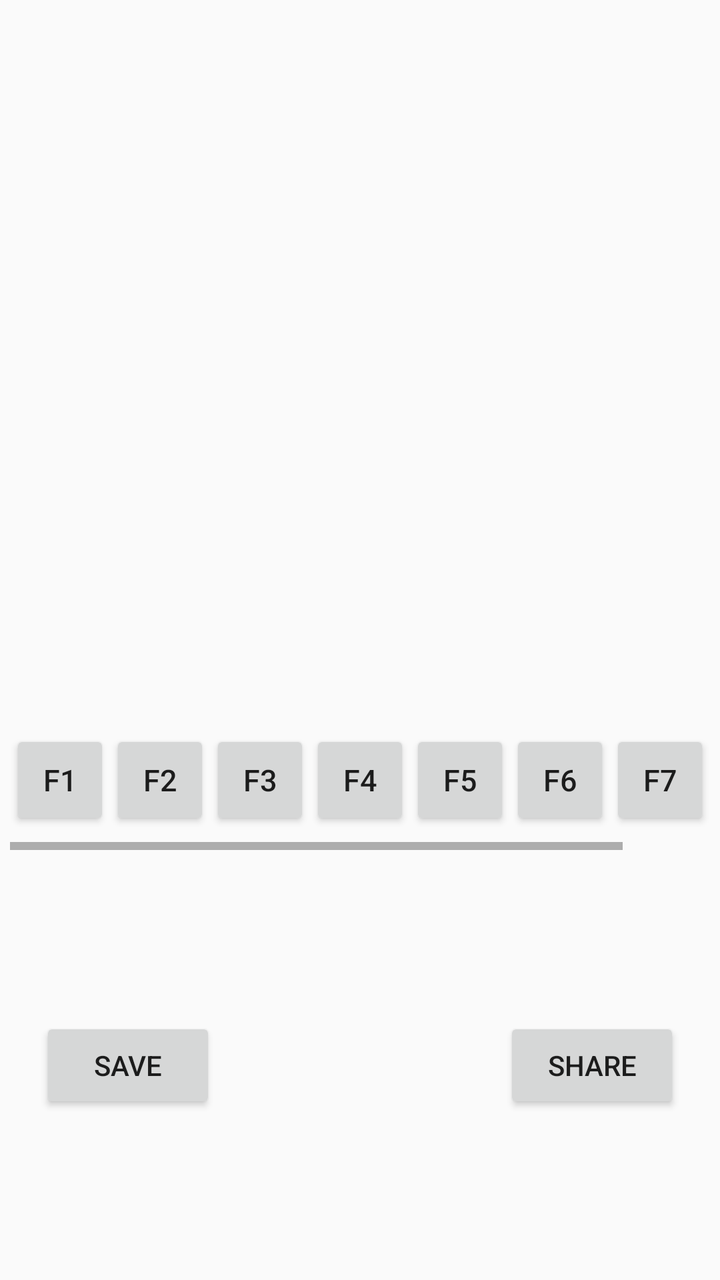
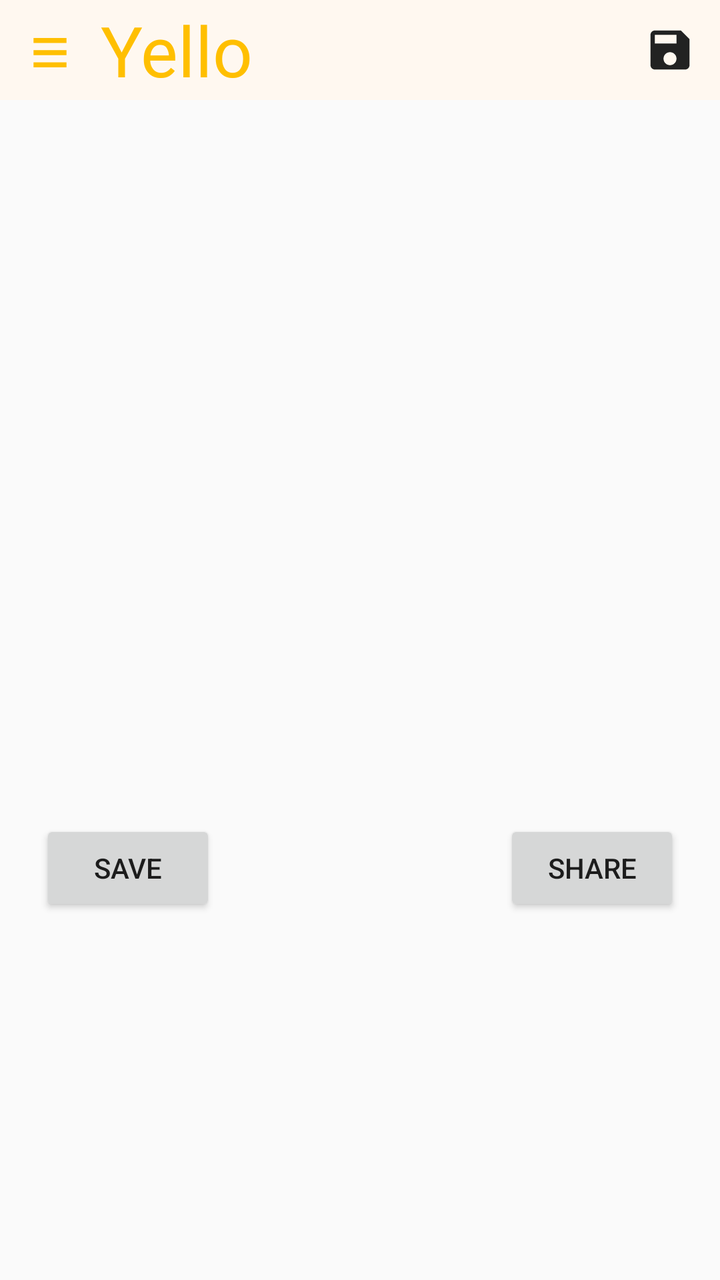

Before-and-after screenshots of an Android layout around one commit, followed by the original layout XML and the change that was made.
<!-- AndroidManifest.xml: activity theme AppTheme.NoActionBar -->
<!-- res/layout/activity_save.xml -->
<?xml version="1.0" encoding="utf-8"?>
<androidx.constraintlayout.widget.ConstraintLayout xmlns:android="http://schemas.android.com/apk/res/android"
    xmlns:app="http://schemas.android.com/apk/res-auto"
    xmlns:tools="http://schemas.android.com/tools"
    android:layout_width="match_parent"
    android:layout_height="match_parent"
    tools:context=".SaveActivity">

    <Button
        android:layout_width="wrap_content"
        android:layout_height="wrap_content"
        android:layout_marginLeft="20dp"
        android:onClick="onSaveClick"
        android:text="save"
        app:layout_constraintBottom_toBottomOf="parent"
        app:layout_constraintLeft_toLeftOf="parent"
        app:layout_constraintTop_toBottomOf="@id/filter_list" />

    <Button
        android:layout_width="wrap_content"
        android:layout_height="wrap_content"
        android:layout_marginEnd="20dp"
        android:onClick="onShareClick"
        android:text="share"
        app:layout_constraintBottom_toBottomOf="parent"
        app:layout_constraintRight_toRightOf="parent"
        app:layout_constraintTop_toBottomOf="@id/filter_list" />

    <HorizontalScrollView
        android:id="@+id/filter_list"
        android:layout_width="match_parent"
        android:layout_height="60dp"
        android:layout_margin="5dp"
        android:fillViewport="true"
        app:layout_constraintTop_toBottomOf="@id/image_view">

        <LinearLayout
            android:layout_width="wrap_content"
            android:layout_height="wrap_content"
            android:orientation="horizontal">

            <Button
                android:layout_width="50dp"
                android:layout_height="50dp"
                android:text="F1"
                android:textSize="15dp" />

            <Button
                android:layout_width="50dp"
                android:layout_height="50dp"
                android:text="F2"
                android:textSize="15dp" />

            <Button
                android:layout_width="50dp"
                android:layout_height="50dp"
                android:text="F3"
                android:textSize="15dp" />

            <Button
                android:layout_width="50dp"
                android:layout_height="50dp"
                android:text="F4"
                android:textSize="15dp" />

            <Button
                android:layout_width="50dp"
                android:layout_height="50dp"
                android:text="F5"
                android:textSize="15dp" />

            <Button
                android:layout_width="50dp"
                android:layout_height="50dp"
                android:text="F6"
                android:textSize="15dp" />

            <Button
                android:layout_width="50dp"
                android:layout_height="50dp"
                android:text="F7"
                android:textSize="15dp" />

            <Button
                android:layout_width="50dp"
                android:layout_height="50dp"
                android:text="F8"
                android:textSize="15dp" />
        </LinearLayout>
    </HorizontalScrollView>

    <ImageView
        android:id="@+id/image_view"
        android:layout_width="match_parent"
        android:layout_height="0dp"
        app:layout_constraintDimensionRatio="1:1"
        app:layout_constraintTop_toTopOf="parent" />
</androidx.constraintlayout.widget.ConstraintLayout>
<!-- resources referenced by this layout -->
<resources>
  <style name="AppTheme.NoActionBar">
          <item name="windowActionBar">false</item>
          <item name="windowNoTitle">true</item>
      </style>
</resources>

<!-- the commit's change to res/layout/activity_save.xml (unified diff, before → after) -->
@@ -4,7 +4,7 @@
     xmlns:tools="http://schemas.android.com/tools"
     android:layout_width="match_parent"
     android:layout_height="match_parent"
-    tools:context=".SaveActivity">
+    tools:context="com.dartt.yello.SaveActivity">
 
     <Button
         android:layout_width="wrap_content"
@@ -12,9 +12,9 @@
         android:layout_marginLeft="20dp"
         android:onClick="onSaveClick"
         android:text="save"
-        app:layout_constraintBottom_toBottomOf="parent"
+
         app:layout_constraintLeft_toLeftOf="parent"
-        app:layout_constraintTop_toBottomOf="@id/filter_list" />
+        app:layout_constraintTop_toBottomOf="@id/image_view" />
 
     <Button
         android:layout_width="wrap_content"
@@ -22,77 +22,115 @@
         android:layout_marginEnd="20dp"
         android:onClick="onShareClick"
         android:text="share"
-        app:layout_constraintBottom_toBottomOf="parent"
+
         app:layout_constraintRight_toRightOf="parent"
-        app:layout_constraintTop_toBottomOf="@id/filter_list" />
+        app:layout_constraintTop_toBottomOf="@id/image_view" />
 
-    <HorizontalScrollView
-        android:id="@+id/filter_list"
+    <FrameLayout
+        android:id="@+id/actionBar"
         android:layout_width="match_parent"
-        android:layout_height="60dp"
-        android:layout_margin="5dp"
-        android:fillViewport="true"
-        app:layout_constraintTop_toBottomOf="@id/image_view">
+        android:layout_height="50dp"
+        android:background="@color/sandal"
+        app:layout_constraintTop_toTopOf="parent">
 
-        <LinearLayout
+        <Button
+            android:layout_width="50dp"
+            android:layout_height="match_parent"
+            android:background="#0000"
+            android:text="≡"
+
+            android:textColor="@color/colorAccent"
+            android:textSize="35dp" />
+
+        <ImageButton
+            android:layout_width="50dp"
+            android:layout_height="50dp"
+            android:layout_gravity="right"
+            android:backgroundTint="#0000"
+            android:onClick="onSaveClick"
+            android:scaleType="fitCenter"
+            android:src="@drawable/save_floppy"
+            android:tint="#222" />
+
+        <TextView
+
             android:layout_width="wrap_content"
-            android:layout_height="wrap_content"
-            android:orientation="horizontal">
-
-            <Button
-                android:layout_width="50dp"
-                android:layout_height="50dp"
-                android:text="F1"
-                android:textSize="15dp" />
-
-            <Button
-                android:layout_width="50dp"
-                android:layout_height="50dp"
-                android:text="F2"
-                android:textSize="15dp" />
-
-            <Button
-                android:layout_width="50dp"
-                android:layout_height="50dp"
-                android:text="F3"
-                android:textSize="15dp" />
-
-            <Button
-                android:layout_width="50dp"
-                android:layout_height="50dp"
-                android:text="F4"
-                android:textSize="15dp" />
-
-            <Button
-                android:layout_width="50dp"
-                android:layout_height="50dp"
-                android:text="F5"
-                android:textSize="15dp" />
-
-            <Button
-                android:layout_width="50dp"
-                android:layout_height="50dp"
-                android:text="F6"
-                android:textSize="15dp" />
-
-            <Button
-                android:layout_width="50dp"
-                android:layout_height="50dp"
-                android:text="F7"
-                android:textSize="15dp" />
-
-            <Button
-                android:layout_width="50dp"
-                android:layout_height="50dp"
-                android:text="F8"
-                android:textSize="15dp" />
-        </LinearLayout>
-    </HorizontalScrollView>
+            android:layout_height="match_parent"
+            android:layout_marginStart="50dp"
+            android:fontFamily="@font/grandhotel_regular"
+            android:gravity="center"
+            android:text="Yello"
+            android:textColor="@color/colorAccent"
+            android:textSize="35dp" />
+    </FrameLayout>
 
     <ImageView
         android:id="@+id/image_view"
         android:layout_width="match_parent"
         android:layout_height="0dp"
         app:layout_constraintDimensionRatio="1:1"
-        app:layout_constraintTop_toTopOf="parent" />
+        app:layout_constraintTop_toBottomOf="@id/actionBar" />
+
+    <ImageView
+        android:id="@+id/filter_image_view"
+        android:layout_width="match_parent"
+        android:layout_height="0dp"
+        android:alpha="0"
+        app:layout_constraintDimensionRatio="1:1"
+        app:layout_constraintTop_toBottomOf="@id/actionBar" />
+
+
+    <androidx.constraintlayout.widget.ConstraintLayout
+        android:layout_width="match_parent"
+        android:layout_height="130dp"
+        android:layout_margin="5dp"
+        app:layout_constraintBottom_toBottomOf="parent">
+
+        <androidx.recyclerview.widget.RecyclerView
+            android:id="@+id/filter_recycler_view"
+            android:layout_width="match_parent"
+            android:layout_height="match_parent"
+            android:fillViewport="true"
+            app:layout_constraintBottom_toBottomOf="parent" />
+
+        <androidx.constraintlayout.widget.ConstraintLayout
+            android:visibility="gone"
+            android:clickable="true"
+            android:background="#fff"
+            android:id="@+id/filter_strength_parent"
+            android:layout_width="match_parent"
+            android:layout_height="match_parent">
+
+            <SeekBar
+                android:id="@+id/seek_bar_filter_strength"
+                android:layout_width="match_parent"
+                android:layout_height="wrap_content"
+                android:layout_margin="10dp"
+                app:layout_constraintBottom_toTopOf="@id/_filter_strength_buttons"
+                app:layout_constraintTop_toTopOf="parent" />
+
+            <GridLayout
+                android:id="@+id/_filter_strength_buttons"
+                android:layout_height="30dp"
+                android:layout_width="match_parent"
+                app:layout_constraintBottom_toBottomOf="parent">
+
+                <Button
+                    android:layout_width="0dp"
+                    android:text="Cancel"
+                    android:background="#0000"
+                    android:onClick="onCancelFilterStrengthClick"
+                    android:layout_height="match_parent"
+                    android:layout_columnWeight="1" />
+
+                <Button
+                    android:layout_width="0dp"
+                    android:layout_height="match_parent"
+                    android:text="Confirm"
+                    android:onClick="onConfirmFilterStrengthClick"
+                    android:background="#0000"
+                    android:layout_columnWeight="1" />
+            </GridLayout>
+        </androidx.constraintlayout.widget.ConstraintLayout>
+    </androidx.constraintlayout.widget.ConstraintLayout>
 </androidx.constraintlayout.widget.ConstraintLayout>
<!-- resource entries referenced after the edit -->
@@ -1,5 +1,18 @@
 <!-- resources referenced by this layout -->
 <resources>
+  <color name="colorAccent">#FFBF00</color>
+  <color name="sandal">#FFF8F0</color>
+  <!-- drawable save_floppy (drawable) -->
+  <vector android:height="512dp"
+      android:tint="?attr/colorControlNormal"
+      android:viewportHeight="24"
+      android:viewportWidth="24"
+      android:width="512dp"
+      xmlns:android="http://schemas.android.com/apk/res/android">
+      <path
+          android:fillColor="@android:color/white"
+          android:pathData="M17,3L5,3c-1.11,0 -2,0.9 -2,2v14c0,1.1 0.89,2 2,2h14c1.1,0 2,-0.9 2,-2L21,7l-4,-4zM12,19c-1.66,0 -3,-1.34 -3,-3s1.34,-3 3,-3 3,1.34 3,3 -1.34,3 -3,3zM15,9L5,9L5,5h10v4z" />
+  </vector>
   <style name="AppTheme.NoActionBar">
           <item name="windowActionBar">false</item>
           <item name="windowNoTitle">true</item>
